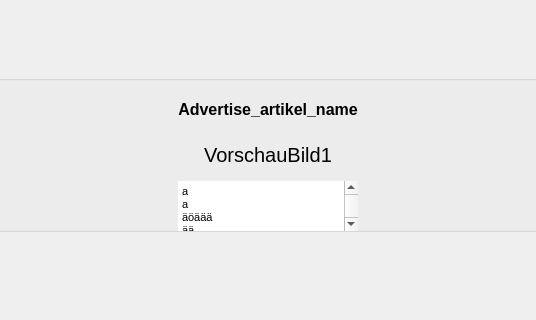
Before: the Qt Designer form src/form.ui in Benefranko/Barcode-Scanner-Feinkost-, drawn with Qt 5; both pictures show x 337 to 873 and y 235 to 555 of the 1210 by 816 pixel window.
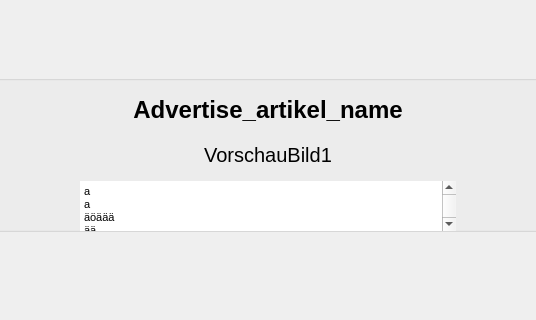
After: the same form once the commit is applied. The open tabs and pages were chosen to show the change.

Commit message: v0.9.9.x: update gui -> missing preis pro liter && better hersteller page

```diff
--- a/src/form.ui
+++ b/src/form.ui
@@ -198,7 +198,7 @@
                  <widget class="QLabel" name="Advertise_artikel_name">
                   <property name="font">
                    <font>
-                    <pointsize>12</pointsize>
+                    <pointsize>18</pointsize>
                     <bold>true</bold>
                    </font>
                   </property>
@@ -212,6 +212,12 @@
                 </item>
                 <item>
                  <widget class="QLabel" name="VorschauBild1">
+                  <property name="sizePolicy">
+                   <sizepolicy hsizetype="Expanding" vsizetype="Preferred">
+                    <horstretch>0</horstretch>
+                    <verstretch>0</verstretch>
+                   </sizepolicy>
+                  </property>
                   <property name="text">
                    <string>VorschauBild1</string>
                   </property>
@@ -236,7 +242,7 @@
                   </property>
                   <property name="font">
                    <font>
-                    <pointsize>8</pointsize>
+                    <pointsize>15</pointsize>
                    </font>
                   </property>
                   <property name="frameShape">
@@ -249,11 +255,11 @@
                    <string>&lt;!DOCTYPE HTML PUBLIC &quot;-//W3C//DTD HTML 4.0//EN&quot; &quot;http://www.w3.org/TR/REC-html40/strict.dtd&quot;&gt;
 &lt;html&gt;&lt;head&gt;&lt;meta name=&quot;qrichtext&quot; content=&quot;1&quot; /&gt;&lt;meta charset=&quot;utf-8&quot; /&gt;&lt;style type=&quot;text/css&quot;&gt;
 p, li { white-space: pre-wrap; }
-&lt;/style&gt;&lt;/head&gt;&lt;body style=&quot; font-family:'Segoe UI'; font-size:8pt; font-weight:400; font-style:normal;&quot;&gt;
-&lt;p style=&quot; margin-top:0px; margin-bottom:0px; margin-left:0px; margin-right:0px; -qt-block-indent:0; text-indent:0px;&quot;&gt;a&lt;/p&gt;
-&lt;p style=&quot; margin-top:0px; margin-bottom:0px; margin-left:0px; margin-right:0px; -qt-block-indent:0; text-indent:0px;&quot;&gt;a&lt;/p&gt;
-&lt;p style=&quot; margin-top:0px; margin-bottom:0px; margin-left:0px; margin-right:0px; -qt-block-indent:0; text-indent:0px;&quot;&gt;äöäää&lt;/p&gt;
-&lt;p style=&quot; margin-top:0px; margin-bottom:0px; margin-left:0px; margin-right:0px; -qt-block-indent:0; text-indent:0px;&quot;&gt;ää&lt;/p&gt;&lt;/body&gt;&lt;/html&gt;</string>
+&lt;/style&gt;&lt;/head&gt;&lt;body style=&quot; font-family:'Segoe UI'; font-size:15pt; font-weight:400; font-style:normal;&quot;&gt;
+&lt;p style=&quot; margin-top:0px; margin-bottom:0px; margin-left:0px; margin-right:0px; -qt-block-indent:0; text-indent:0px;&quot;&gt;&lt;span style=&quot; font-size:8pt;&quot;&gt;a&lt;/span&gt;&lt;/p&gt;
+&lt;p style=&quot; margin-top:0px; margin-bottom:0px; margin-left:0px; margin-right:0px; -qt-block-indent:0; text-indent:0px;&quot;&gt;&lt;span style=&quot; font-size:8pt;&quot;&gt;a&lt;/span&gt;&lt;/p&gt;
+&lt;p style=&quot; margin-top:0px; margin-bottom:0px; margin-left:0px; margin-right:0px; -qt-block-indent:0; text-indent:0px;&quot;&gt;&lt;span style=&quot; font-size:8pt;&quot;&gt;äöäää&lt;/span&gt;&lt;/p&gt;
+&lt;p style=&quot; margin-top:0px; margin-bottom:0px; margin-left:0px; margin-right:0px; -qt-block-indent:0; text-indent:0px;&quot;&gt;&lt;span style=&quot; font-size:8pt;&quot;&gt;ää&lt;/span&gt;&lt;/p&gt;&lt;/body&gt;&lt;/html&gt;</string>
                   </property>
                  </widget>
                 </item>
```
Left out of the diff: 20 changed lines with no effect on the pictures. The commit also changes 3 other files.
